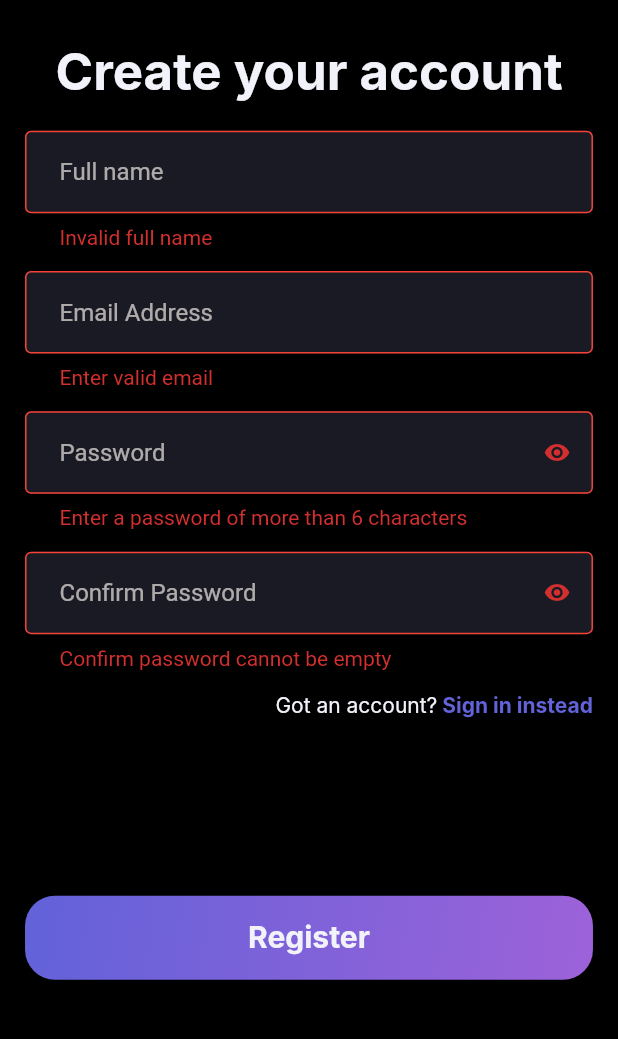
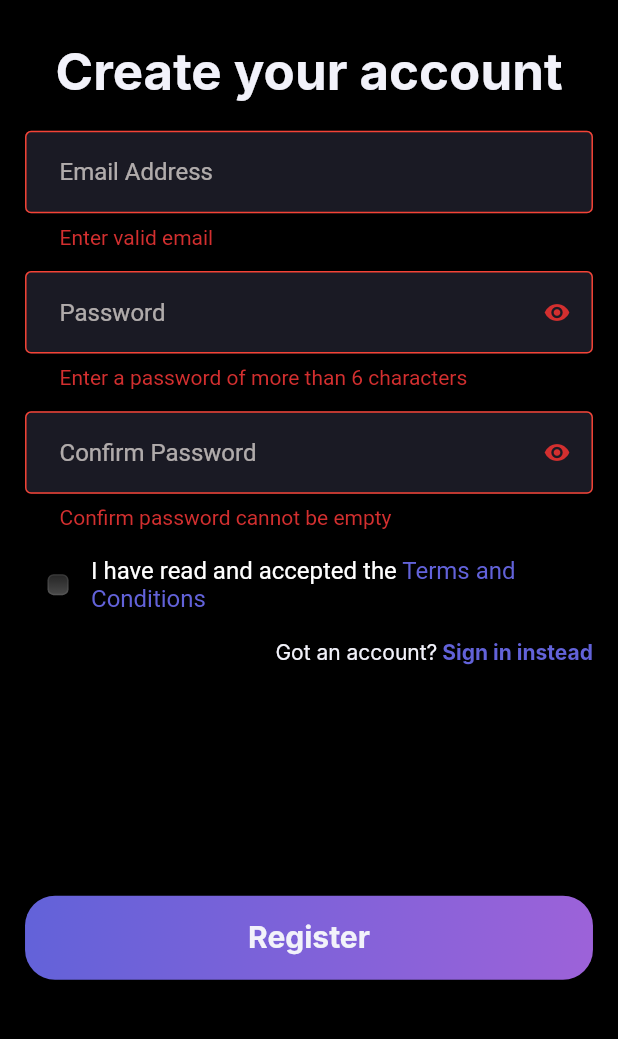
Before and after one commit to samstickkz/curr, a Flutter app: the RegisterPage screen opened by its route, after a tap on "Register", on a phone screen of 412 x 824 dp, the part 175-1214 px from its top. Run offline on Flutter 3.47's test engine with Material 2 defaults, Android fonts, the phone set to English and light mode, and no system bars; drawn by our look-alikes of oktoast; our stand-ins replace animated_splash_screen, animated_text_kit, cached_network_image, confetti, dartz, dio and 12 more; missing offline and left inert: flutter_shimmer; accounts and stored records are empty; network calls fail; Roboto replaces fonts that are missing (Inter, Montserrat); project files that could hold a hidden picture were left out.

Commit message:
Feature/login

```diff
--- a/lib/UI/auth/register/register.ui.dart
+++ b/lib/UI/auth/register/register.ui.dart
@@ -1,4 +1,6 @@
 import 'package:curr/utils/widget_extensions.dart';
+import 'package:flutter/cupertino.dart';
+import 'package:flutter/gestures.dart';
 import 'package:flutter/material.dart';
 import 'package:flutter_svg/svg.dart';
 import '../../../constants/constants.dart';
@@ -43,22 +45,22 @@ class _RegisterPageState extends State<RegisterPage> {
                         ],
                       ),
                       20.0.sbH,
-                      AppTextField(
-                        hint: "Full name",
-                        keyboardType: TextInputType.visiblePassword,
-                        controller: model.fullNameController,
-                        autofillHints: const [AutofillHints.givenName, AutofillHints.middleName, AutofillHints.familyName],
-                        validator: (val){
-                          String value = val??"";
-                          if (!validateFullName(value.trim())) {
-                            return "Invalid full name";
-                          }
-                        },
-                        onChanged: (val){
-                          model.formKey.currentState?.validate();
-                        },
-                      ),
-                      15.0.sbH,
+                      // AppTextField(
+                      //   hint: "Full name",
+                      //   keyboardType: TextInputType.visiblePassword,
+                      //   controller: model.fullNameController,
+                      //   autofillHints: const [AutofillHints.givenName, AutofillHints.middleName, AutofillHints.familyName],
+                      //   validator: (val){
+                      //     String value = val??"";
+                      //     if (!validateFullName(value.trim())) {
+                      //       return "Invalid full name";
+                      //     }
+                      //   },
+                      //   onChanged: (val){
+                      //     model.formKey.currentState?.validate();
+                      //   },
+                      // ),
+                      // 15.0.sbH,
                       AppTextField(
                         hint: "Email Address",
                         keyboardType: TextInputType.emailAddress,
@@ -99,6 +101,35 @@ class _RegisterPageState extends State<RegisterPage> {
                           model.formKey.currentState?.validate();
                         },
                         isPassword: true,
+                      ),
+                      15.0.sbH,
+                      Row(
+                        mainAxisAlignment: MainAxisAlignment.start,
+                        children: [
+                          CupertinoCheckbox(value: model.isActive, onChanged: model.changeStatus, activeColor: primaryColor,),
+                          16.0.sbH,
+                          Expanded(child: RichText(
+                            text: TextSpan(
+                              children: [
+                                TextSpan(
+                                  text: 'I have read and accepted the ',
+                                  style: TextStyle(
+                                    fontSize: 16.0,
+                                  ),
+                                ),
+                                TextSpan(
+                                  text: 'Terms and Conditions',
+                                  style: TextStyle(
+                                    fontSize: 16.0,
+                                    color: primaryColor,
+                                  ),
+                                  recognizer: TapGestureRecognizer()
+                                    ..onTap = (){}, // Add tap gesture recognizer
+                                ),
+                              ],
+                            ),
+                          ))
+                        ],
                       ),
                       15.0.sbH,
                       Row(
--- a/lib/UI/auth/register/register.vm.dart
+++ b/lib/UI/auth/register/register.vm.dart
@@ -1,3 +1,5 @@
+import 'package:curr/constants/constants.dart';
+import 'package:curr/routes/routes.dart';
 import 'package:curr/utils/dartz.x.dart';
 import 'package:dartz/dartz.dart';
 import 'package:flutter/material.dart';
@@ -13,6 +15,12 @@ class RegisterViewModel extends BaseViewModel {
   final confirmPasswordController = TextEditingController();
 
   bool success = false;
+  bool isActive = false;
+
+  void changeStatus(bool? val){
+    isActive = val!;
+    notifyListeners();
+  }
 
   @override
   void dispose() {
@@ -29,12 +37,16 @@ class RegisterViewModel extends BaseViewModel {
     if (formKey.currentState!.validate()){
       startLoader();
       try{
-        Either<ResModel, ResModel> res =  await repository.register(email: emailController.text.trim(), password: passwordController.text.trim(), activationUrl: "", acceptPolicy: false);
+        Either<ResModel, ResModel> res =  await repository.register(
+            email: emailController.text.trim(),
+            password: passwordController.text.trim(),
+            activationUrl: "${baseUrl}Auth/confirm-email",
+            acceptPolicy: isActive
+        );
         if (res.isRight()) {
           ResModel response = res.asRight();
-          stopLoader();
+          navigationService.goBack();
           showCustomToast(response.message??"", success: true);
-          // navigationService.navigateTo(bottomNavigationRoute);
           stopLoader();
           notifyListeners();
         } else {
--- a/lib/UI/base.vm.dart
+++ b/lib/UI/base.vm.dart
@@ -36,6 +36,8 @@ class BaseViewModel extends ChangeNotifier {
   popLogout(BuildContext context){
     showBottomSheet(
         context: context,
+        backgroundColor: Colors.black.withOpacity(0.7),
+        enableDrag: false,
         builder: (BuildContext context) => ActionBottomSheet(
           onTap:logout,
           title: "Logout",
--- a/lib/UI/home/bottom_navigation.vm.dart
+++ b/lib/UI/home/bottom_navigation.vm.dart
@@ -9,8 +9,8 @@ import 'navigations/profile/profile.home.ui.dart';
 
 class BottomNavigationViewModel extends BaseViewModel{
 
-  late AnimationController controller;
-  late Animation<double> animation;
+  // late AnimationController controller;
+  // late Animation<double> animation;
 
   ValueNotifier<int>pageIndex = ValueNotifier(0);
 
```
Also changed, not shown: lib/UI/home/bottom_navigation.ui.dart (+16 -25 lines), lib/UI/home/navigations/profile/profile.home.ui.dart (+5 -8 lines), lib/UI/home/navigations/profile/profile.home.vm.dart (+5 -12 lines).
